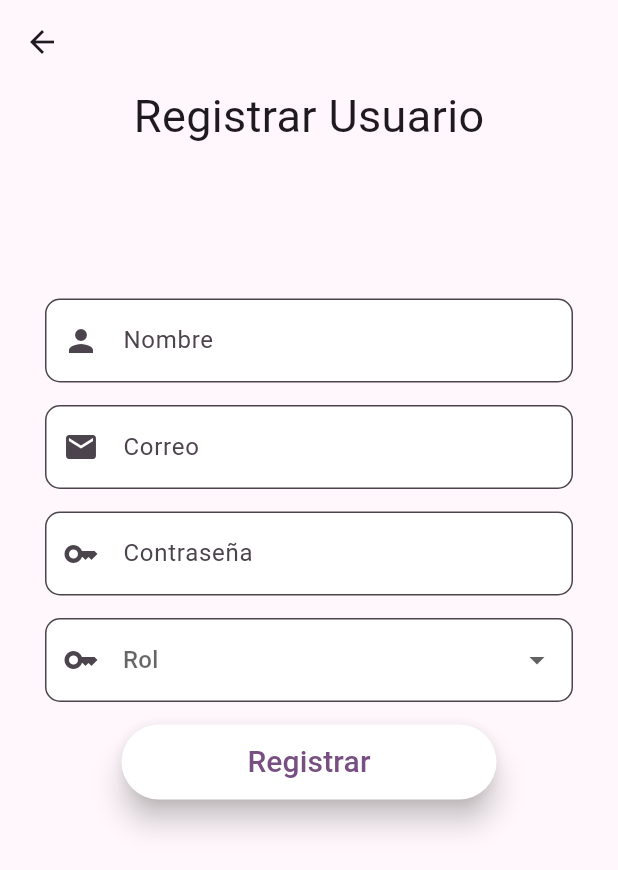
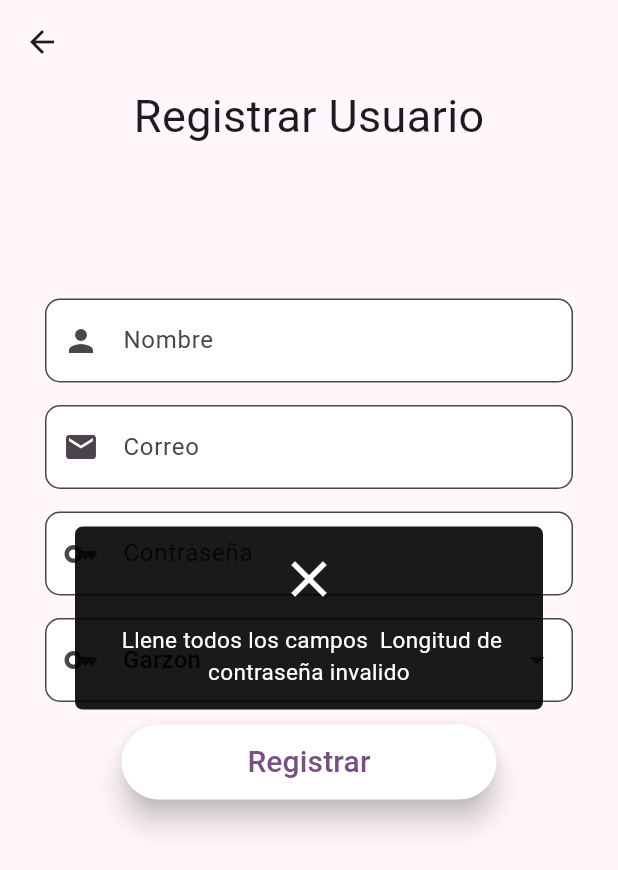
Before and after one commit to endors-toi/grupaso-pedidos, a Flutter app: the RegistrarUsuarioPage screen opened directly, after a tap on "Registrar", on a phone screen of 412 x 824 dp. Shown: the top 870 px of the screen. Run offline on Flutter 3.47's test engine with Material 3 defaults, Android fonts, the light colour scheme and no system bars; our stand-ins replace cloud_firestore, firebase_core, flutter_easyloading, flutter_feather_icons, material_design_icons_flutter; accounts and stored records are empty.

Commit message:
GP-3
2 criterios de aceptacion y 1/3 listos

```diff
--- a/lib/pages/administrador/registrar_usuario_page.dart
+++ b/lib/pages/administrador/registrar_usuario_page.dart
@@ -1,4 +1,5 @@
 import 'package:flutter/material.dart';
+import 'package:grupaso_pedidos/utils.dart';
 
 class RegistrarUsuarioPage extends StatefulWidget {
   const RegistrarUsuarioPage({super.key});
@@ -11,13 +12,17 @@ class _RegistrarUsuarioPageState extends State<RegistrarUsuarioPage> {
   TextEditingController nombre = TextEditingController();
   TextEditingController correo = TextEditingController();
   TextEditingController contrasena = TextEditingController();
-  String? rol;
+  String? rol = 'GARZON';
+  String msgError = '';
+  bool error = false;
+  List<Usuario> Usuarios = [];
 
   @override
   Widget build(BuildContext context) {
     return Scaffold(
       appBar: AppBar(),
-      body: Container(
+      body: SingleChildScrollView(
+        child: Container(
           child: Center(
             child: Column(
               children: [
@@ -84,6 +89,7 @@ class _RegistrarUsuarioPageState extends State<RegistrarUsuarioPage> {
                             borderRadius: BorderRadius.circular(10.0),
                             dropdownColor: Colors.white,
                             hint: Text('Rol'),
+                            value: 'GARZON',
                             decoration: InputDecoration(
                               prefixIcon: Icon(Icons.key),
                               border: OutlineInputBorder(
@@ -115,8 +121,40 @@ class _RegistrarUsuarioPageState extends State<RegistrarUsuarioPage> {
                           fixedSize: Size(250, 50),
                         ),
                         onPressed: () {
-                        print(nombre.text);
-                        print(rol);
+                          if (contrasena.text.length == 0 ||
+                              correo.text.length == 0 ||
+                              nombre.text.length == 0) {
+                            msgError = msgError + " Llene todos los campos ";
+                            error = true;
+                          }
+
+                          if (contrasena.text.length < 9) {
+                            msgError =
+                                msgError + " Longitud de contraseña invalido ";
+                            error = true;
+                          }
+
+                          for (Usuario userantiwo in Usuarios) {
+                            if (userantiwo._correo == correo.text) {
+                              msgError = msgError + " Cuenta ya creada ";
+                              error = true;
+                            }
+                          }
+
+                          if (error == false) {
+                            Usuario user = new Usuario();
+                            user._correo = correo.text;
+                            user._nombre = nombre.text;
+                            user._contrasena = contrasena.text;
+                            user._rol = rol!;
+
+                            Usuarios.add(user);
+                          } else {
+                            easyError(msgError);
+                          }
+                          msgError = '';
+                          error = false;
+                          print(Usuarios);
                         },
                         child: Text("Registrar",
                             style: TextStyle(
@@ -130,6 +168,25 @@ class _RegistrarUsuarioPageState extends State<RegistrarUsuarioPage> {
             ),
           ),
         ),
+      ),
     );
   }
 }
+
+class Usuario {
+  String _nombre;
+  String _correo;
+  String _contrasena;
+  String _rol;
+
+  Usuario({nombre = '', correo = '', contrasena = '', rol = ''})
+      : _nombre = nombre,
+        _correo = correo,
+        _contrasena = contrasena,
+        _rol = rol;
+
+  String get nombre => this._nombre;
+  String get correo => this._correo;
+  String get contrasena => this._contrasena;
+  String get rol => this._rol;
+}
--- a/lib/pages/caja_page.dart
+++ b/lib/pages/caja_page.dart
@@ -108,7 +108,7 @@ class _CajaPageState extends State<CajaPage> {
                     TableCell(
                       child: Padding(
                         padding: const EdgeInsets.all(8.0),
-                        child: Text('Editar',
+                        child: Text('Pagar',
                             style: TextStyle(fontWeight: FontWeight.bold)),
                       ),
                     ),
@@ -155,7 +155,7 @@ class _CajaPageState extends State<CajaPage> {
                                 borderRadius: BorderRadius.circular(8.0),
                               ),
                               child: IconButton(
-                                icon: Icon(Icons.refresh,
+                                icon: Icon(Icons.monetization_on_outlined,
                                     color: Colors.white), // Icono blanco
                                 onPressed: () {
                                   _cambiarEstado(pedido['id']!);
```
Lines whose indentation alone changed are shown as unchanged.
